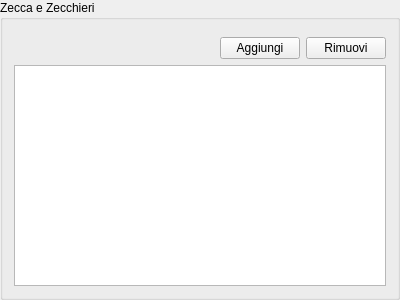
This is GestCollOnQt/GUI/Moneta/Zecca/zeccawidget.ui in mirkoviviani76/gestcoll as Qt 5 draws it before an edit. The edited form follows.
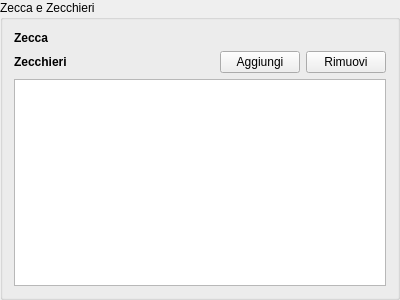
This is the edited form. Custom widgets are drawn as their Qt base class.

```diff
--- a/GestCollOnQt/GUI/Moneta/Zecca/zeccawidget.ui
+++ b/GestCollOnQt/GUI/Moneta/Zecca/zeccawidget.ui
@@ -18,22 +18,39 @@
   </property>
   <layout class="QVBoxLayout" name="verticalLayout">
    <item>
-    <widget class="MisuraForm" name="zecca" native="true"/>
+    <layout class="QHBoxLayout" name="horizontalLayout_2" stretch="0,1">
+     <item>
+      <widget class="QLabel" name="label_2">
+       <property name="font">
+        <font>
+         <weight>75</weight>
+         <bold>true</bold>
+        </font>
+       </property>
+       <property name="text">
+        <string>Zecca</string>
+       </property>
+      </widget>
+     </item>
+     <item>
+      <widget class="MisuraForm" name="zecca" native="true"/>
+     </item>
+    </layout>
    </item>
    <item>
-    <layout class="QHBoxLayout" name="horizontalLayout">
+    <layout class="QHBoxLayout" name="horizontalLayout" stretch="1,0,0">
      <item>
-      <spacer name="horizontalSpacer">
-       <property name="orientation">
-        <enum>Qt::Horizontal</enum>
+      <widget class="QLabel" name="label">
+       <property name="font">
+        <font>
+         <weight>75</weight>
+         <bold>true</bold>
+        </font>
        </property>
-       <property name="sizeHint" stdset="0">
-        <size>
-         <width>40</width>
-         <height>20</height>
-        </size>
+       <property name="text">
+        <string>Zecchieri</string>
        </property>
-      </spacer>
+      </widget>
      </item>
      <item>
       <widget class="QPushButton" name="addZecchiere">
```
